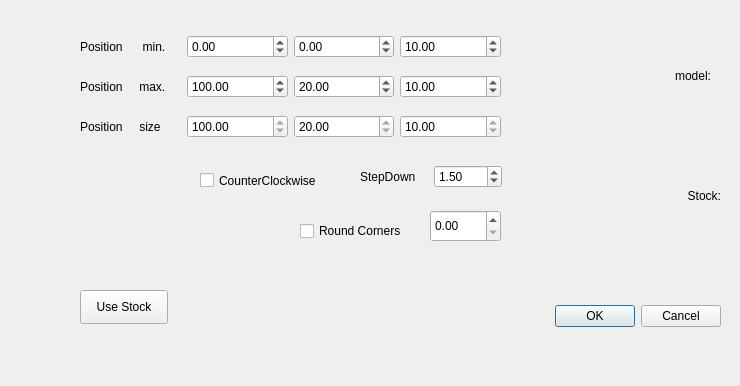
fredrickojackson/CppCAM, file src/Gui/rectcutdialog.ui: the form before one commit.
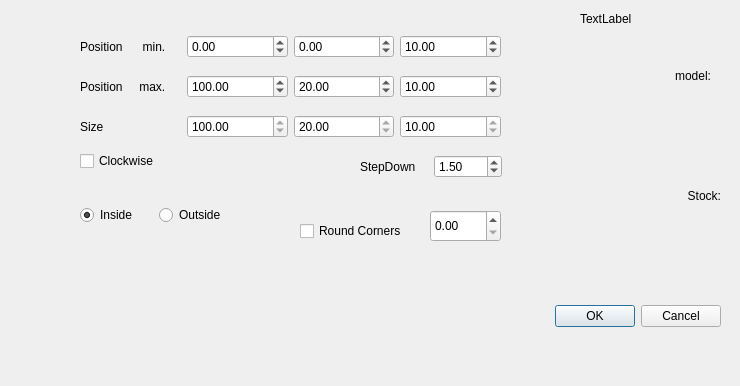
The form after the commit.

Patch:
```diff
--- a/src/Gui/rectcutdialog.ui
+++ b/src/Gui/rectcutdialog.ui
@@ -16,9 +16,9 @@
   <widget class="QDialogButtonBox" name="buttonBox">
    <property name="geometry">
     <rect>
-     <x>380</x>
+     <x>440</x>
      <y>300</y>
-     <width>341</width>
+     <width>281</width>
      <height>32</height>
     </rect>
    </property>
@@ -29,19 +29,6 @@
     <set>QDialogButtonBox::Cancel|QDialogButtonBox::Ok</set>
    </property>
   </widget>
-  <widget class="QCheckBox" name="cbccwise">
-   <property name="geometry">
-    <rect>
-     <x>200</x>
-     <y>170</y>
-     <width>141</width>
-     <height>21</height>
-    </rect>
-   </property>
-   <property name="text">
-    <string>CounterClockwise</string>
-   </property>
-  </widget>
   <widget class="QWidget" name="layoutWidget">
    <property name="geometry">
     <rect>
@@ -58,7 +45,7 @@
        <bool>true</bool>
       </property>
       <property name="text">
-       <string>Position     size</string>
+       <string>Size</string>
       </property>
      </widget>
     </item>
@@ -162,7 +149,7 @@
    <property name="geometry">
     <rect>
      <x>360</x>
-     <y>160</y>
+     <y>150</y>
      <width>142</width>
      <height>34</height>
     </rect>
@@ -190,19 +177,6 @@
     </item>
    </layout>
   </widget>
-  <widget class="QPushButton" name="pbUsestock">
-   <property name="geometry">
-    <rect>
-     <x>80</x>
-     <y>290</y>
-     <width>88</width>
-     <height>34</height>
-    </rect>
-   </property>
-   <property name="text">
-    <string>Use Stock</string>
-   </property>
-  </widget>
   <widget class="QWidget" name="layoutWidget_2">
    <property name="geometry">
     <rect>
@@ -307,6 +281,61 @@
     </rect>
    </property>
   </widget>
+  <widget class="QWidget" name="horizontalLayoutWidget">
+   <property name="geometry">
+    <rect>
+     <x>80</x>
+     <y>200</y>
+     <width>151</width>
+     <height>31</height>
+    </rect>
+   </property>
+   <layout class="QHBoxLayout" name="horizontalLayout">
+    <item>
+     <widget class="QRadioButton" name="rbInside">
+      <property name="text">
+       <string>Inside</string>
+      </property>
+      <property name="checked">
+       <bool>true</bool>
+      </property>
+     </widget>
+    </item>
+    <item>
+     <widget class="QRadioButton" name="rbOutside">
+      <property name="text">
+       <string>Outside</string>
+      </property>
+     </widget>
+    </item>
+   </layout>
+  </widget>
+  <widget class="QLabel" name="lblCutterInf">
+   <property name="geometry">
+    <rect>
+     <x>580</x>
+     <y>10</y>
+     <width>58</width>
+     <height>18</height>
+    </rect>
+   </property>
+   <property name="text">
+    <string>TextLabel</string>
+   </property>
+  </widget>
+  <widget class="QCheckBox" name="cbClockwise">
+   <property name="geometry">
+    <rect>
+     <x>80</x>
+     <y>150</y>
+     <width>88</width>
+     <height>22</height>
+    </rect>
+   </property>
+   <property name="text">
+    <string>Clockwise</string>
+   </property>
+  </widget>
  </widget>
  <resources/>
  <connections>
```
Left out of the diff: 2 changed lines with no effect on the pictures.
